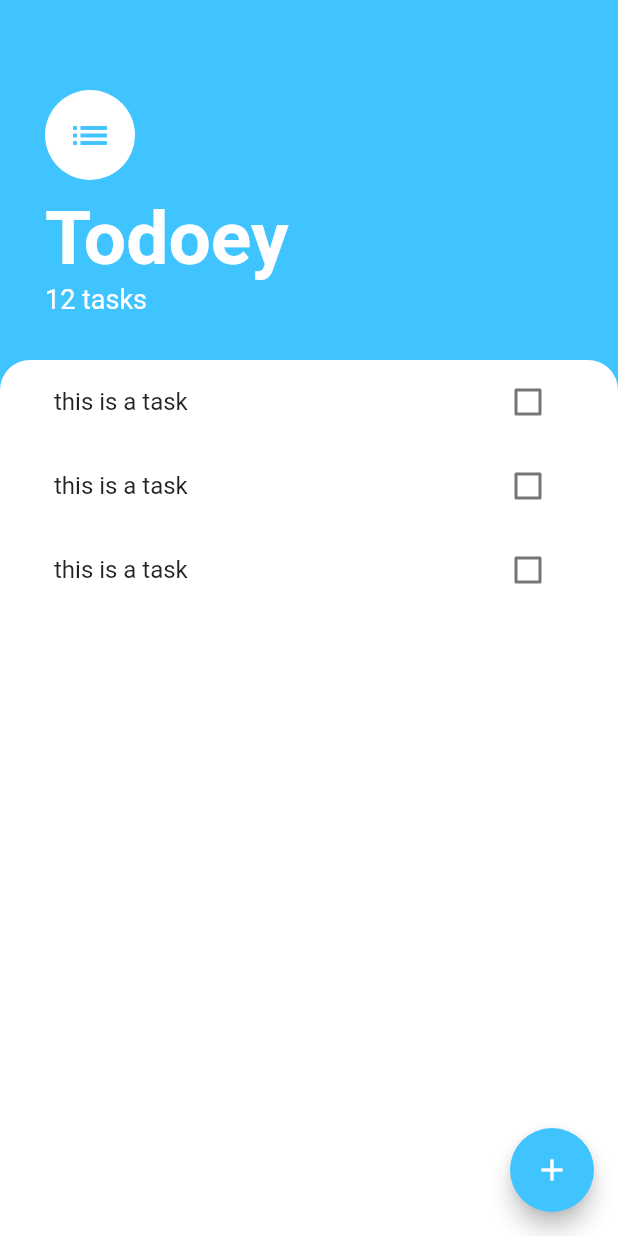
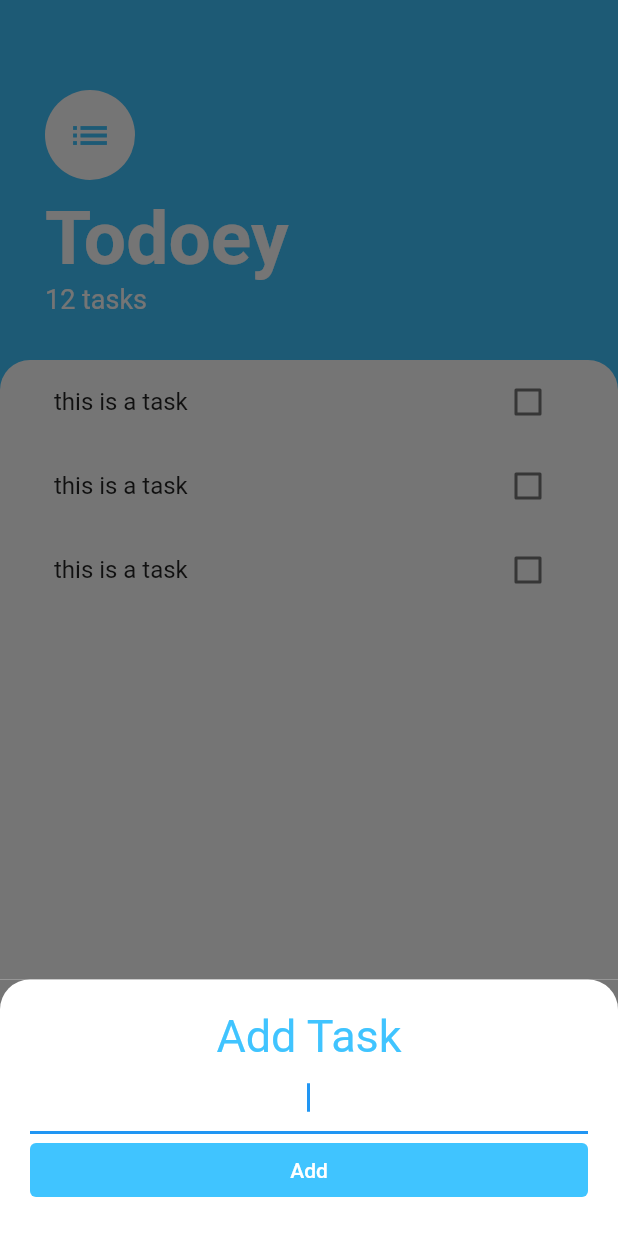
Before and after one commit to markfaust123/Todoey, a Flutter app: the screen it shows after launch, after a tap on the "add" icon, on a phone screen of 412 x 824 dp. Run offline on Flutter 3.47's test engine with Material 2 defaults, Android fonts, the phone set to English and light mode, and no system bars.

Commit message:
New "Add Task Screen" via showModalBottomSheet() function added and designed.

```diff
--- /dev/null
+++ b/lib/screens/add_task_screen.dart
@@ -0,0 +1,62 @@
+import 'package:flutter/material.dart';
+import 'package:flutter/services.dart';
+
+class AddTaskScreen extends StatelessWidget {
+  const AddTaskScreen({super.key});
+
+  @override
+  Widget build(BuildContext context) {
+    return Container(
+      color: const Color(0xff757575),
+      child: Container(
+        padding: const EdgeInsets.all(20.0),
+        decoration: const BoxDecoration(
+          color: Colors.white,
+          borderRadius: BorderRadius.only(
+            topLeft: Radius.circular(20.0),
+            topRight: Radius.circular(20.0),
+          ),
+        ),
+        child: Column(
+          crossAxisAlignment: CrossAxisAlignment.stretch,
+          children: [
+            const Text(
+              'Add Task',
+              textAlign: TextAlign.center,
+              style: TextStyle(
+                color: Colors.lightBlueAccent,
+                fontSize: 30.0,
+              ),
+            ),
+            const TextField(
+              textAlign: TextAlign.center,
+              autofocus: true,
+              decoration: InputDecoration(
+                enabledBorder: UnderlineInputBorder(
+                  borderSide: BorderSide(
+                    color: Colors.lightBlue,
+                    width: 4.0,
+                  ),
+                ),
+              ),
+            ),
+            TextButton(
+              style: TextButton.styleFrom(
+                backgroundColor: Colors.lightBlueAccent,
+              ),
+              child: const Text(
+                'Add',
+                style: TextStyle(
+                  color: Colors.white,
+                ),
+              ),
+              onPressed: () {
+                print('hi');
+              },
+            ),
+          ],
+        ),
+      ),
+    );
+  }
+}
--- a/lib/screens/tasks_screen.dart
+++ b/lib/screens/tasks_screen.dart
@@ -1,5 +1,6 @@
 import 'package:flutter/material.dart';
 import 'package:todoey/widgets/task_list.dart';
+import 'add_task_screen.dart';
 
 class TasksScreen extends StatelessWidget {
   const TasksScreen({super.key});
@@ -12,7 +13,18 @@ class TasksScreen extends StatelessWidget {
         backgroundColor: Colors.lightBlueAccent,
         child: const Icon(Icons.add),
         onPressed: () {
-          print('pressed');
+          showModalBottomSheet(
+            isScrollControlled: true,
+            context: context,
+            builder: (context) => SingleChildScrollView(
+              child: Container(
+                padding: EdgeInsets.only(
+                  bottom: MediaQuery.of(context).viewInsets.bottom,
+                ),
+                child: AddTaskScreen(),
+              ),
+            ),
+          );
         },
       ),
       body: Column(
--- a/lib/widgets/task_tile.dart
+++ b/lib/widgets/task_tile.dart
@@ -1,16 +1,50 @@
 import 'package:flutter/material.dart';
 
-class TaskTile extends StatelessWidget {
+class TaskTile extends StatefulWidget {
+  @override
+  State<TaskTile> createState() => _TaskTileState();
+}
+
+class _TaskTileState extends State<TaskTile> {
+  bool? isChecked = false;
+
+  // void Function(bool?)?
+
   @override
   Widget build(BuildContext context) {
     return ListTile(
-      title: Text('this is a task'),
-      trailing: Checkbox(
-        value: false,
-        onChanged: (condition) {
-          print('hi');
+      title: Text(
+        'this is a task',
+        style: TextStyle(
+          decoration:
+              isChecked! ? TextDecoration.lineThrough : TextDecoration.none,
+        ),
+      ),
+      trailing: TaskCheckbox(
+        checkboxState: isChecked!,
+        toggleCheckboxState: (bool? checkboxState) {
+          setState(() {
+            isChecked = checkboxState;
+          });
         },
       ),
     );
   }
 }
+
+class TaskCheckbox extends StatelessWidget {
+  final bool checkboxState;
+  final void Function(bool?)? toggleCheckboxState;
+
+  const TaskCheckbox(
+      {required this.checkboxState, required this.toggleCheckboxState});
+
+  @override
+  Widget build(BuildContext context) {
+    return Checkbox(
+      activeColor: Colors.lightBlueAccent,
+      value: checkboxState,
+      onChanged: toggleCheckboxState,
+    );
+  }
+}
```
